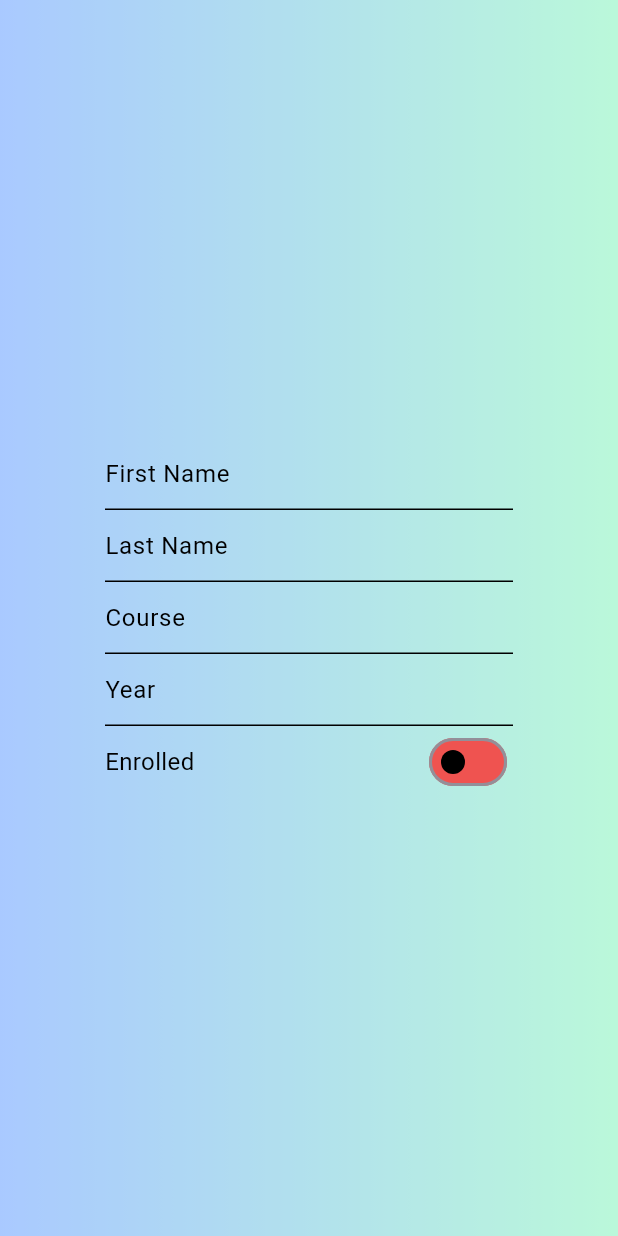
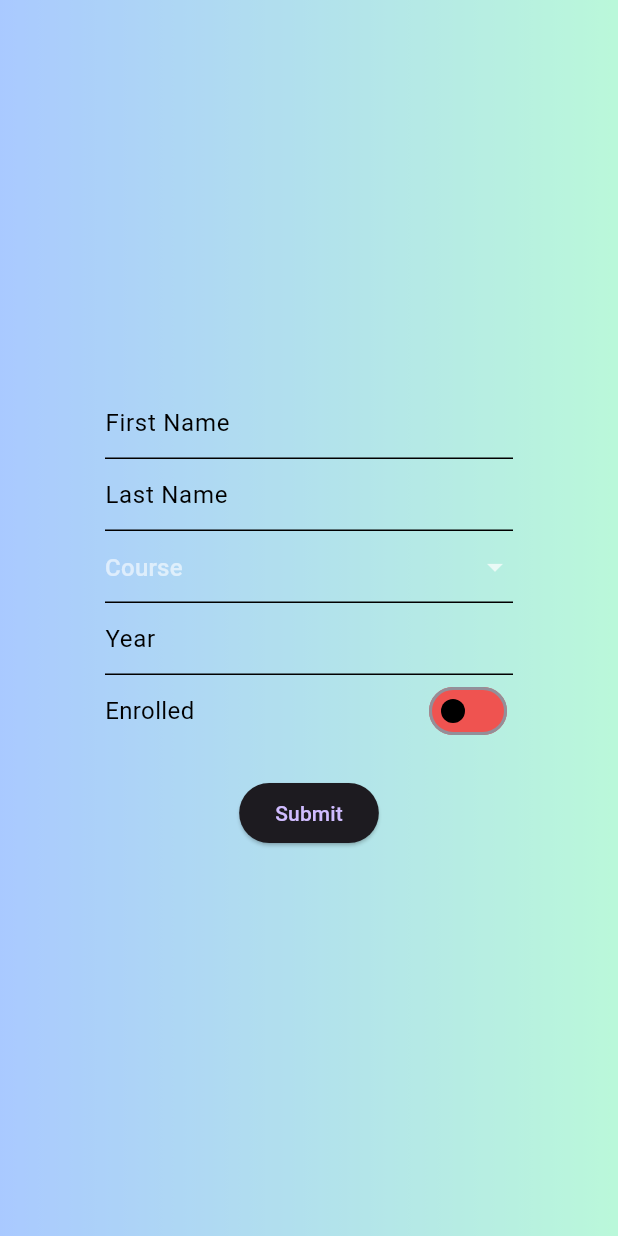
Before and after one commit to Kuhwu/flutter_crud, a Flutter app: the CreatePage screen opened directly, on a phone screen of 412 x 824 dp. Run offline on Flutter 3.47's test engine with Material 3 defaults, Android fonts, the phone set to English and light mode, and no system bars.

Commit message:
NEW UPDATE
Create Done For Android
    - UI
    - API

```diff
--- a/lib/createpage.dart
+++ b/lib/createpage.dart
@@ -1,4 +1,5 @@
 import 'package:flutter/material.dart';
+import 'package:flutter_crud/services/api.dart';
 
 class CreatePage extends StatefulWidget {
   const CreatePage({super.key});
@@ -12,9 +13,9 @@ class _CreatePageState extends State<CreatePage> {
 
   var firstNameController = TextEditingController();
   var lastnameController = TextEditingController();
-  var courseController = TextEditingController();
   var yearController = TextEditingController();
-  var enrollerController = TextEditingController();
+  String? selectedCourse;
+  //var enrolledController = TextEditingController();
 
   @override
   Widget build(BuildContext context) {
@@ -55,7 +56,8 @@ class _CreatePageState extends State<CreatePage> {
                   ),
                   Container(
                     margin: const EdgeInsets.only(left: 70, right: 70),
-                    child: const TextField(
+                    child: TextField(
+                      controller: lastnameController,
                       style: TextStyle(color: Colors.black),
                       decoration: InputDecoration(
                         hintText: 'Last Name',
@@ -71,8 +73,24 @@ class _CreatePageState extends State<CreatePage> {
                   ),
                   Container(
                     margin: const EdgeInsets.only(left: 70, right: 70),
-                    child: const TextField(
+                    child: DropdownButtonFormField<String>(
+                      value: selectedCourse,
+                      items: <String>[
+                        'BSCE',
+                        'BSIT',
+                        'BSBA',
+                        'BSED',
+                        'BSARCH',
+                        'BSCRIM',
+                      ].map((String year) {
+                        return DropdownMenuItem<String>(
+                          value: year,
+                          child: Text(
+                            year,
                             style: TextStyle(color: Colors.black),
+                          ),
+                        );
+                      }).toList(),
                       decoration: InputDecoration(
                         hintText: 'Course',
                         hintStyle: TextStyle(color: Colors.black),
@@ -83,11 +101,18 @@ class _CreatePageState extends State<CreatePage> {
                           borderSide: BorderSide(color: Colors.black),
                         ),
                       ),
+                      dropdownColor: Colors.white,
+                      onChanged: (String? newValue) {
+                        setState(() {
+                          selectedCourse = newValue;
+                        });
+                      },
                     ),
                   ),
                   Container(
                     margin: const EdgeInsets.only(left: 70, right: 70),
-                    child: const TextField(
+                    child: TextField(
+                      controller: yearController,
                       style: TextStyle(color: Colors.black),
                       decoration: InputDecoration(
                         hintText: 'Year',
@@ -123,7 +148,22 @@ class _CreatePageState extends State<CreatePage> {
                           inactiveTrackColor: Colors.red.shade400,
                         ),
                       ],
-                      ))
+                    ),
+                  ),
+                  Padding(padding: EdgeInsets.only(top: 20)),
+                  ElevatedButton(
+                      onPressed: () {
+                        var data = {
+                          "firstName": firstNameController.text,
+                          "lastName": lastnameController.text,
+                          "year": yearController.text,
+                          "course": selectedCourse,
+                          "enrolled": isEnrolled,
+                        };
+
+                        Api.addStudent(data);
+                      },
+                      child: Text("Submit")),
                 ],
               ),
             ),
```
Also changed, not shown: lib/services/api.dart (+5 -2 lines). Lines whose indentation alone changed are shown as unchanged.
